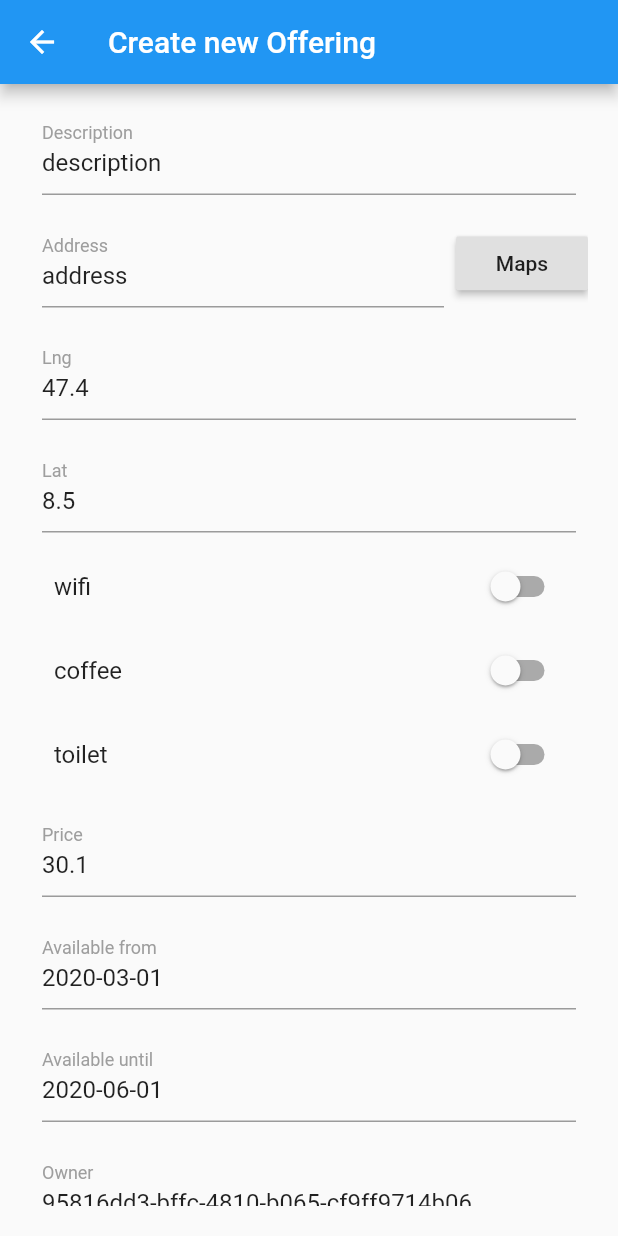
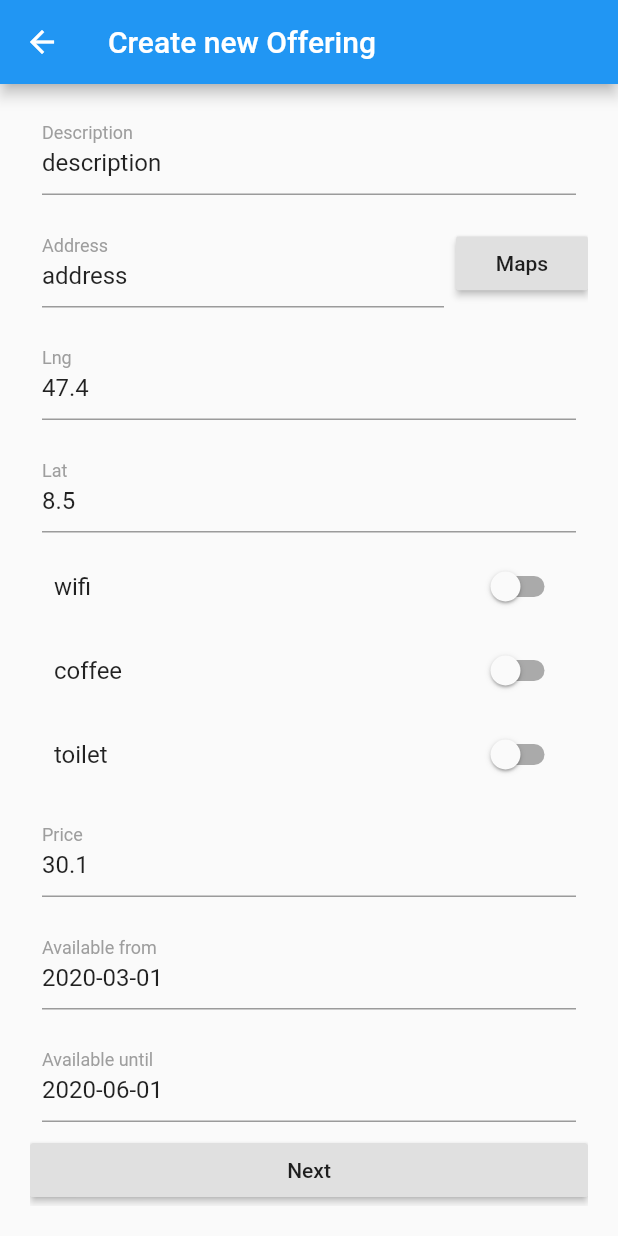
Before and after one commit to OfficeNextDoor/OfficeNextDoor, a Flutter app: the OfferView screen opened by its route, scrolled down 88 dp, on a phone screen of 412 x 824 dp. Run offline on Flutter 3.47's test engine with Material 2 defaults, Android fonts, the phone set to English and light mode, and no system bars; our stand-ins replace carousel_slider, cloud_firestore, firebase_auth, font_awesome_flutter, google_maps_flutter, location and 1 more; missing offline and left inert: calendarro, dart:ffi, multi_image_picker, place_picker; accounts and stored records are empty.

Commit message:
Make sure user is logged in when offering a workplace

```diff
--- a/lib/create_offering/offer_workplace.dart
+++ b/lib/create_offering/offer_workplace.dart
@@ -6,18 +6,28 @@ import 'package:office_next_door/create_offering/offer_image_page.dart';
 import 'package:place_picker/place_picker.dart';
 
 class OfferView extends StatelessWidget {
+  final String userId;
+
+  OfferView({Key key, @required this.userId})
+      : super(key: key);
+
   @override
   Widget build(BuildContext context) {
     return Scaffold(
       appBar: AppBar(title: Text('Create new Offering')),
-      body: OfferCreationForm(),
+      body: OfferCreationForm(userId: this.userId),
     );
   }
 }
 
 class OfferCreationForm extends StatefulWidget {
+  final String userId;
+
+  OfferCreationForm({Key key, @required this.userId})
+      : super(key: key);
+
   @override
-  State<StatefulWidget> createState() => OfferCreationFormState();
+  State<StatefulWidget> createState() => OfferCreationFormState(userId: userId);
 }
 
 class CheckboxData {
@@ -28,6 +38,7 @@ class CheckboxData {
 }
 
 class OfferCreationFormState extends State<OfferCreationForm> with AutomaticKeepAliveClientMixin {
+  final String userId;
   LatLng latLng;
   WorkplaceDTO workplaceDTO;
   List<String> features;
@@ -44,8 +55,9 @@ class OfferCreationFormState extends State<OfferCreationForm> with AutomaticKeep
     'toilet': CheckboxData("Toilet", false),
   };
 
-  OfferCreationFormState() {
+  OfferCreationFormState({@required this.userId}) {
     this.workplaceDTO = WorkplaceDTO();
+    this.workplaceDTO.owner = userId;
   }
 
   void showPlacePicker() async {
@@ -101,7 +113,6 @@ class OfferCreationFormState extends State<OfferCreationForm> with AutomaticKeep
               CustomTextField('Price', '30.1', (value) => workplaceDTO.price = double.parse(value)),
               CustomTextField('Available from', '2020-03-01', (value) =>  workplaceDTO.availableFrom = Timestamp.fromDate(DateTime.parse(value))), //2020-03-01
               CustomTextField('Available until', '2020-06-01', (value) =>  workplaceDTO.availableTo = Timestamp.fromDate(DateTime.parse(value))), //2020-06-01
-              CustomTextField('Owner', '95816dd3-bffc-4810-b065-cf9ff9714b06', (value) => workplaceDTO.owner = value),
 
               RaisedButton(
                 child: Text('Next'),
```
Also changed, not shown: lib/map.dart (+22 -9 lines).
